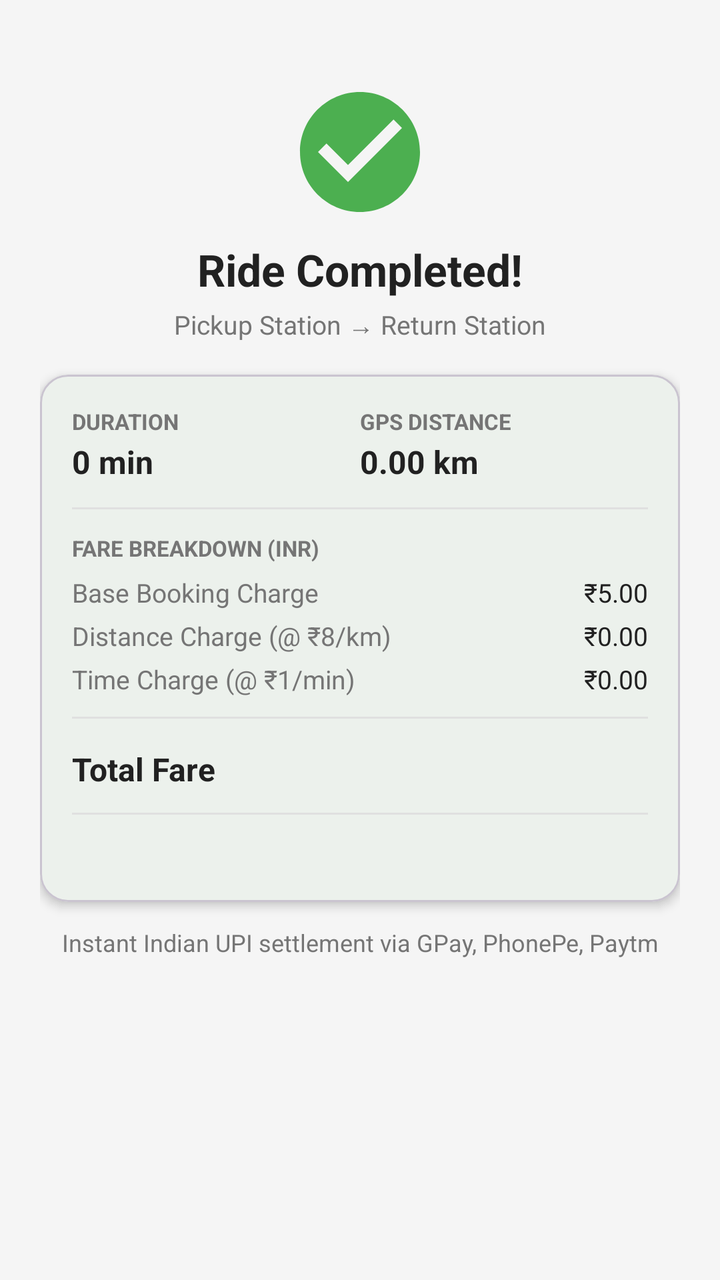
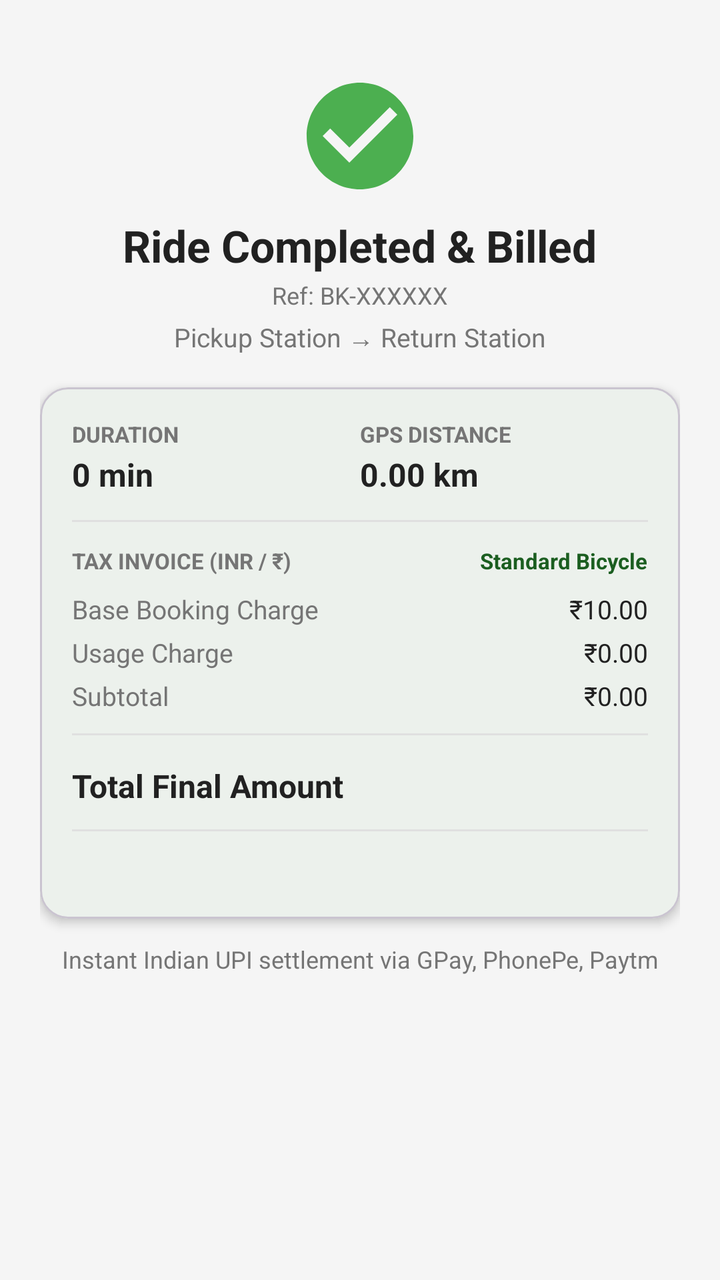

An Android layout rendered at two revisions. The XML below is the earlier revision; the diff shows what the commit changed to produce the second picture.
<!-- AndroidManifest.xml: application theme Theme.BicycleBookingApp -->
<!-- res/layout/fragment_ride_complete.xml -->
<?xml version="1.0" encoding="utf-8"?>
<androidx.core.widget.NestedScrollView
    xmlns:android="http://schemas.android.com/apk/res/android"
    xmlns:app="http://schemas.android.com/apk/res-auto"
    android:layout_width="match_parent"
    android:layout_height="match_parent"
    android:fillViewport="true"
    android:background="@color/colorBackground">

    <LinearLayout
        android:layout_width="match_parent"
        android:layout_height="wrap_content"
        android:gravity="center_horizontal"
        android:orientation="vertical"
        android:padding="20dp">

        
        <ImageView
            android:layout_width="72dp"
            android:layout_height="72dp"
            android:layout_marginTop="20dp"
            android:src="@drawable/ic_check_circle"
            android:contentDescription="Success"
            app:tint="@color/colorAvailable" />

        <TextView
            android:layout_width="wrap_content"
            android:layout_height="wrap_content"
            android:layout_marginTop="8dp"
            android:text="Ride Completed!"
            android:textColor="@color/colorTextPrimary"
            android:textSize="22sp"
            android:textStyle="bold" />

        
        <TextView
            android:id="@+id/tvStations"
            android:layout_width="wrap_content"
            android:layout_height="wrap_content"
            android:layout_marginTop="4dp"
            android:text="Pickup Station → Return Station"
            android:textColor="@color/colorTextSecondary"
            android:textSize="13sp" />

        
        <com.google.android.material.card.MaterialCardView
            android:layout_width="match_parent"
            android:layout_height="wrap_content"
            android:layout_marginTop="16dp"
            app:cardCornerRadius="14dp"
            app:cardElevation="3dp">

            <LinearLayout
                android:layout_width="match_parent"
                android:layout_height="wrap_content"
                android:orientation="vertical"
                android:padding="16dp">

                
                <LinearLayout
                    android:layout_width="match_parent"
                    android:layout_height="wrap_content"
                    android:orientation="horizontal">

                    
                    <LinearLayout
                        android:layout_width="0dp"
                        android:layout_height="wrap_content"
                        android:layout_weight="1"
                        android:orientation="vertical">
                        <TextView
                            android:layout_width="wrap_content"
                            android:layout_height="wrap_content"
                            android:text="DURATION"
                            android:textColor="@color/colorTextSecondary"
                            android:textSize="11sp"
                            android:textStyle="bold" />
                        <TextView
                            android:id="@+id/tvDuration"
                            android:layout_width="wrap_content"
                            android:layout_height="wrap_content"
                            android:layout_marginTop="2dp"
                            android:text="0 min"
                            android:textColor="@color/colorTextPrimary"
                            android:textSize="16sp"
                            android:textStyle="bold" />
                    </LinearLayout>

                    
                    <LinearLayout
                        android:layout_width="0dp"
                        android:layout_height="wrap_content"
                        android:layout_weight="1"
                        android:orientation="vertical">
                        <TextView
                            android:layout_width="wrap_content"
                            android:layout_height="wrap_content"
                            android:text="GPS DISTANCE"
                            android:textColor="@color/colorTextSecondary"
                            android:textSize="11sp"
                            android:textStyle="bold" />
                        <TextView
                            android:id="@+id/tvDistance"
                            android:layout_width="wrap_content"
                            android:layout_height="wrap_content"
                            android:layout_marginTop="2dp"
                            android:text="0.00 km"
                            android:textColor="@color/colorTextPrimary"
                            android:textSize="16sp"
                            android:textStyle="bold" />
                    </LinearLayout>
                </LinearLayout>

                <View
                    android:layout_width="match_parent"
                    android:layout_height="1dp"
                    android:layout_marginTop="12dp"
                    android:layout_marginBottom="12dp"
                    android:background="@color/colorDivider" />

                
                <TextView
                    android:layout_width="wrap_content"
                    android:layout_height="wrap_content"
                    android:text="FARE BREAKDOWN (INR)"
                    android:textColor="@color/colorTextSecondary"
                    android:textSize="11sp"
                    android:textStyle="bold" />

                
                <LinearLayout
                    android:layout_width="match_parent"
                    android:layout_height="wrap_content"
                    android:layout_marginTop="6dp"
                    android:orientation="horizontal">
                    <TextView
                        android:layout_width="0dp"
                        android:layout_height="wrap_content"
                        android:layout_weight="1"
                        android:text="Base Booking Charge"
                        android:textColor="@color/colorTextSecondary"
                        android:textSize="13sp" />
                    <TextView
                        android:id="@+id/tvBaseFare"
                        android:layout_width="wrap_content"
                        android:layout_height="wrap_content"
                        android:text="₹5.00"
                        android:textColor="@color/colorTextPrimary"
                        android:textSize="13sp" />
                </LinearLayout>

                
                <LinearLayout
                    android:layout_width="match_parent"
                    android:layout_height="wrap_content"
                    android:layout_marginTop="4dp"
                    android:orientation="horizontal">
                    <TextView
                        android:id="@+id/tvDistanceLabel"
                        android:layout_width="0dp"
                        android:layout_height="wrap_content"
                        android:layout_weight="1"
                        android:text="Distance Charge (@ ₹8/km)"
                        android:textColor="@color/colorTextSecondary"
                        android:textSize="13sp" />
                    <TextView
                        android:id="@+id/tvDistanceFare"
                        android:layout_width="wrap_content"
                        android:layout_height="wrap_content"
                        android:text="₹0.00"
                        android:textColor="@color/colorTextPrimary"
                        android:textSize="13sp" />
                </LinearLayout>

                
                <LinearLayout
                    android:layout_width="match_parent"
                    android:layout_height="wrap_content"
                    android:layout_marginTop="4dp"
                    android:orientation="horizontal">
                    <TextView
                        android:id="@+id/tvDurationLabel"
                        android:layout_width="0dp"
                        android:layout_height="wrap_content"
                        android:layout_weight="1"
                        android:text="Time Charge (@ ₹1/min)"
                        android:textColor="@color/colorTextSecondary"
                        android:textSize="13sp" />
                    <TextView
                        android:id="@+id/tvDurationFare"
                        android:layout_width="wrap_content"
                        android:layout_height="wrap_content"
                        android:text="₹0.00"
                        android:textColor="@color/colorTextPrimary"
                        android:textSize="13sp" />
                </LinearLayout>

                <View
                    android:layout_width="match_parent"
                    android:layout_height="1dp"
                    android:layout_marginTop="10dp"
                    android:layout_marginBottom="10dp"
                    android:background="@color/colorDivider" />

                
                <LinearLayout
                    android:layout_width="match_parent"
                    android:layout_height="wrap_content"
                    android:orientation="horizontal">
                    <TextView
                        android:layout_width="0dp"
                        android:layout_height="wrap_content"
                        android:layout_weight="1"
                        android:text="Total Fare"
                        android:textColor="@color/colorTextPrimary"
                        android:textSize="16sp"
                        android:textStyle="bold" />
                    <TextView
                        android:id="@+id/tvFare"
                        android:layout_width="wrap_content"
                        android:layout_height="wrap_content"
                        android:textColor="@color/colorPrimary"
                        android:textSize="20sp"
                        android:textStyle="bold" />
                </LinearLayout>

                <View
                    android:layout_width="match_parent"
                    android:layout_height="1dp"
                    android:layout_marginTop="10dp"
                    android:layout_marginBottom="10dp"
                    android:background="@color/colorDivider" />

                
                <TextView
                    android:id="@+id/tvPaymentStatus"
                    android:layout_width="match_parent"
                    android:layout_height="wrap_content"
                    android:gravity="center"
                    android:textColor="@color/colorTextSecondary"
                    android:textSize="13sp" />

                
                <TextView
                    android:id="@+id/tvTransactionId"
                    android:layout_width="match_parent"
                    android:layout_height="wrap_content"
                    android:layout_marginTop="6dp"
                    android:gravity="center"
                    android:textColor="@color/colorAvailable"
                    android:textSize="12sp"
                    android:visibility="gone" />

            </LinearLayout>
        </com.google.android.material.card.MaterialCardView>

        
        <TextView
            android:layout_width="match_parent"
            android:layout_height="wrap_content"
            android:layout_marginTop="12dp"
            android:gravity="center"
            android:text="Instant Indian UPI settlement via GPay, PhonePe, Paytm"
            android:textColor="@color/colorTextSecondary"
            android:textSize="12sp" />

        <View
            android:layout_width="0dp"
            android:layout_height="16dp" />

        
        <com.google.android.material.button.MaterialButton
            android:id="@+id/btnPayNow"
            style="@style/PrimaryButton"
            android:layout_width="match_parent"
            android:layout_height="wrap_content"
            android:layout_marginBottom="8dp"
            android:backgroundTint="@color/colorAccent"
            android:text="Pay Now"
            android:visibility="gone" />

        
        <com.google.android.material.button.MaterialButton
            android:id="@+id/btnPayCash"
            style="@style/SecondaryButton"
            android:layout_width="match_parent"
            android:layout_height="wrap_content"
            android:layout_marginBottom="8dp"
            android:strokeColor="@color/colorPrimary"
            android:textColor="@color/colorPrimary"
            android:text="Pay by Cash"
            android:visibility="gone" />

        
        <com.google.android.material.button.MaterialButton
            android:id="@+id/btnGoHome"
            style="@style/PrimaryButton"
            android:layout_width="match_parent"
            android:layout_height="wrap_content"
            android:layout_marginBottom="16dp"
            android:text="Back to Home"
            android:visibility="gone" />

    </LinearLayout>
</androidx.core.widget.NestedScrollView>
<!-- resources referenced by this layout -->
<resources>
  <color name="colorAccent">#FF6F00</color>
  <color name="colorAvailable">#4CAF50</color>
  <color name="colorBackground">#F5F5F5</color>
  <color name="colorDivider">#E0E0E0</color>
  <color name="colorPrimary">#1B5E20</color>
  <color name="colorTextPrimary">#212121</color>
  <color name="colorTextSecondary">#757575</color>
  <!-- drawable ic_check_circle (drawable) -->
  <?xml version="1.0" encoding="utf-8"?>
  <vector xmlns:android="http://schemas.android.com/apk/res/android"
      android:width="24dp"
      android:height="24dp"
      android:viewportWidth="24"
      android:viewportHeight="24">
      <path
          android:fillColor="@android:color/black"
          android:pathData="M12,2C6.48,2 2,6.48 2,12s4.48,10 10,10 10,-4.48 10,-10S17.52,2 12,2zM10,17l-5,-5 1.41,-1.41L10,14.17l7.59,-7.59L19,8l-9,9z" />
  </vector>
  <style name="PrimaryButton" parent="Widget.Material3.Button">
          <item name="android:backgroundTint">@color/colorPrimary</item>
          <item name="android:textColor">@color/white</item>
          <item name="cornerRadius">8dp</item>
          <item name="android:textSize">16sp</item>
          <item name="android:paddingTop">14dp</item>
          <item name="android:paddingBottom">14dp</item>
      </style>
  <style name="SecondaryButton" parent="Widget.Material3.Button.OutlinedButton">
          <item name="strokeColor">@color/colorPrimary</item>
          <item name="android:textColor">@color/colorPrimary</item>
          <item name="cornerRadius">8dp</item>
          <item name="android:textSize">16sp</item>
      </style>
  <style name="Theme.BicycleBookingApp" parent="Base.Theme.BicycleBookingApp" />
  <color name="white">#FFFFFFFF</color>
  <style name="Base.Theme.BicycleBookingApp" parent="Theme.Material3.Light.NoActionBar">
          <item name="colorPrimary">@color/colorPrimary</item>
          <item name="colorPrimaryVariant">@color/colorPrimaryDark</item>
          <item name="colorOnPrimary">@color/white</item>
          <item name="colorSecondary">@color/colorAccent</item>
          <item name="colorOnSecondary">@color/white</item>
          <item name="android:colorBackground">@color/colorBackground</item>
          <item name="colorSurface">@color/colorSurface</item>
          <item name="android:statusBarColor">@color/colorPrimary</item>
          <item name="android:navigationBarColor">@color/white</item>
      </style>
  <color name="colorPrimaryDark">#003300</color>
  <color name="colorSurface">#FFFFFF</color>
</resources>

<!-- the commit's change to res/layout/fragment_ride_complete.xml (unified diff, before → after) -->
@@ -16,9 +16,9 @@
 
         
         <ImageView
-            android:layout_width="72dp"
-            android:layout_height="72dp"
-            android:layout_marginTop="20dp"
+            android:layout_width="64dp"
+            android:layout_height="64dp"
+            android:layout_marginTop="16dp"
             android:src="@drawable/ic_check_circle"
             android:contentDescription="Success"
             app:tint="@color/colorAvailable" />
@@ -27,10 +27,19 @@
             android:layout_width="wrap_content"
             android:layout_height="wrap_content"
             android:layout_marginTop="8dp"
-            android:text="Ride Completed!"
+            android:text="Ride Completed &amp; Billed"
             android:textColor="@color/colorTextPrimary"
             android:textSize="22sp"
             android:textStyle="bold" />
+
+        <TextView
+            android:id="@+id/tvBookingRef"
+            android:layout_width="wrap_content"
+            android:layout_height="wrap_content"
+            android:layout_marginTop="2dp"
+            android:text="Ref: BK-XXXXXX"
+            android:textColor="@color/colorTextSecondary"
+            android:textSize="12sp" />
 
         
         <TextView
@@ -119,19 +128,34 @@
                     android:background="@color/colorDivider" />
 
                 
-                <TextView
-                    android:layout_width="wrap_content"
-                    android:layout_height="wrap_content"
-                    android:text="FARE BREAKDOWN (INR)"
-                    android:textColor="@color/colorTextSecondary"
-                    android:textSize="11sp"
-                    android:textStyle="bold" />
-
-                
-                <LinearLayout
-                    android:layout_width="match_parent"
-                    android:layout_height="wrap_content"
-                    android:layout_marginTop="6dp"
+                <LinearLayout
+                    android:layout_width="match_parent"
+                    android:layout_height="wrap_content"
+                    android:orientation="horizontal">
+                    <TextView
+                        android:layout_width="0dp"
+                        android:layout_height="wrap_content"
+                        android:layout_weight="1"
+                        android:text="TAX INVOICE (INR / ₹)"
+                        android:textColor="@color/colorTextSecondary"
+                        android:textSize="11sp"
+                        android:textStyle="bold" />
+
+                    <TextView
+                        android:id="@+id/tvBicycleType"
+                        android:layout_width="wrap_content"
+                        android:layout_height="wrap_content"
+                        android:text="Standard Bicycle"
+                        android:textColor="@color/colorPrimary"
+                        android:textSize="11sp"
+                        android:textStyle="bold" />
+                </LinearLayout>
+
+                
+                <LinearLayout
+                    android:layout_width="match_parent"
+                    android:layout_height="wrap_content"
+                    android:layout_marginTop="8dp"
                     android:orientation="horizontal">
                     <TextView
                         android:layout_width="0dp"
@@ -144,23 +168,48 @@
                         android:id="@+id/tvBaseFare"
                         android:layout_width="wrap_content"
                         android:layout_height="wrap_content"
-                        android:text="₹5.00"
-                        android:textColor="@color/colorTextPrimary"
-                        android:textSize="13sp" />
-                </LinearLayout>
-
-                
-                <LinearLayout
-                    android:layout_width="match_parent"
-                    android:layout_height="wrap_content"
-                    android:layout_marginTop="4dp"
-                    android:orientation="horizontal">
+                        android:text="₹10.00"
+                        android:textColor="@color/colorTextPrimary"
+                        android:textSize="13sp" />
+                </LinearLayout>
+
+                
+                <LinearLayout
+                    android:layout_width="match_parent"
+                    android:layout_height="wrap_content"
+                    android:layout_marginTop="4dp"
+                    android:orientation="horizontal">
+                    <TextView
+                        android:id="@+id/tvDurationLabel"
+                        android:layout_width="0dp"
+                        android:layout_height="wrap_content"
+                        android:layout_weight="1"
+                        android:text="Usage Charge"
+                        android:textColor="@color/colorTextSecondary"
+                        android:textSize="13sp" />
+                    <TextView
+                        android:id="@+id/tvDurationFare"
+                        android:layout_width="wrap_content"
+                        android:layout_height="wrap_content"
+                        android:text="₹0.00"
+                        android:textColor="@color/colorTextPrimary"
+                        android:textSize="13sp" />
+                </LinearLayout>
+
+                
+                <LinearLayout
+                    android:id="@+id/rowDistanceFare"
+                    android:layout_width="match_parent"
+                    android:layout_height="wrap_content"
+                    android:layout_marginTop="4dp"
+                    android:orientation="horizontal"
+                    android:visibility="gone">
                     <TextView
                         android:id="@+id/tvDistanceLabel"
                         android:layout_width="0dp"
                         android:layout_height="wrap_content"
                         android:layout_weight="1"
-                        android:text="Distance Charge (@ ₹8/km)"
+                        android:text="Distance Charge"
                         android:textColor="@color/colorTextSecondary"
                         android:textSize="13sp" />
                     <TextView
@@ -174,20 +223,95 @@
 
                 
                 <LinearLayout
-                    android:layout_width="match_parent"
-                    android:layout_height="wrap_content"
-                    android:layout_marginTop="4dp"
-                    android:orientation="horizontal">
-                    <TextView
-                        android:id="@+id/tvDurationLabel"
-                        android:layout_width="0dp"
-                        android:layout_height="wrap_content"
-                        android:layout_weight="1"
-                        android:text="Time Charge (@ ₹1/min)"
-                        android:textColor="@color/colorTextSecondary"
-                        android:textSize="13sp" />
-                    <TextView
-                        android:id="@+id/tvDurationFare"
+                    android:id="@+id/rowLateFee"
+                    android:layout_width="match_parent"
+                    android:layout_height="wrap_content"
+                    android:layout_marginTop="4dp"
+                    android:orientation="horizontal"
+                    android:visibility="gone">
+                    <TextView
+                        android:layout_width="0dp"
+                        android:layout_height="wrap_content"
+                        android:layout_weight="1"
+                        android:text="Late Return Penalty"
+                        android:textColor="#C62828"
+                        android:textSize="13sp" />
+                    <TextView
+                        android:id="@+id/tvLateFee"
+                        android:layout_width="wrap_content"
+                        android:layout_height="wrap_content"
+                        android:text="₹0.00"
+                        android:textColor="#C62828"
+                        android:textSize="13sp"
+                        android:textStyle="bold" />
+                </LinearLayout>
+
+                
+                <LinearLayout
+                    android:layout_width="match_parent"
+                    android:layout_height="wrap_content"
+                    android:layout_marginTop="4dp"
+                    android:orientation="horizontal">
+                    <TextView
+                        android:layout_width="0dp"
+                        android:layout_height="wrap_content"
+                        android:layout_weight="1"
+                        android:text="Subtotal"
+                        android:textColor="@color/colorTextSecondary"
+                        android:textSize="13sp" />
+                    <TextView
+                        android:id="@+id/tvSubtotal"
+                        android:layout_width="wrap_content"
+                        android:layout_height="wrap_content"
+                        android:text="₹0.00"
+                        android:textColor="@color/colorTextPrimary"
+                        android:textSize="13sp" />
+                </LinearLayout>
+
+                
+                <LinearLayout
+                    android:id="@+id/rowDiscount"
+                    android:layout_width="match_parent"
+                    android:layout_height="wrap_content"
+                    android:layout_marginTop="4dp"
+                    android:orientation="horizontal"
+                    android:visibility="gone">
+                    <TextView
+                        android:id="@+id/tvDiscountLabel"
+                        android:layout_width="0dp"
+                        android:layout_height="wrap_content"
+                        android:layout_weight="1"
+                        android:text="Promotional Discount"
+                        android:textColor="@color/colorAvailable"
+                        android:textSize="13sp" />
+                    <TextView
+                        android:id="@+id/tvDiscount"
+                        android:layout_width="wrap_content"
+                        android:layout_height="wrap_content"
+                        android:text="-₹0.00"
+                        android:textColor="@color/colorAvailable"
+                        android:textSize="13sp"
+                        android:textStyle="bold" />
+                </LinearLayout>
+
+                
+                <LinearLayout
+                    android:id="@+id/rowTax"
+                    android:layout_width="match_parent"
+                    android:layout_height="wrap_content"
+                    android:layout_marginTop="4dp"
+                    android:orientation="horizontal"
+                    android:visibility="gone">
+                    <TextView
+                        android:id="@+id/tvTaxLabel"
+                        android:layout_width="0dp"
+                        android:layout_height="wrap_content"
+                        android:layout_weight="1"
+                        android:text="India GST (CGST + SGST)"
+                        android:textColor="@color/colorTextSecondary"
+                        android:textSize="13sp" />
+                    <TextView
+                        android:id="@+id/tvTax"
                         android:layout_width="wrap_content"
                         android:layout_height="wrap_content"
                         android:text="₹0.00"
@@ -211,7 +335,7 @@
                         android:layout_width="0dp"
                         android:layout_height="wrap_content"
                         android:layout_weight="1"
-                        android:text="Total Fare"
+                        android:text="Total Final Amount"
                         android:textColor="@color/colorTextPrimary"
                         android:textSize="16sp"
                         android:textStyle="bold" />
